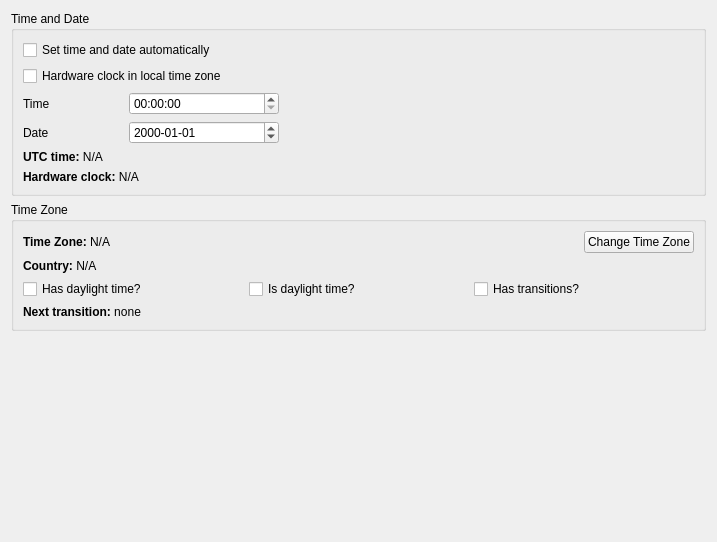
Above: src/manjaro-settings-manager/pages/PageTimeDate.ui from manjaro/manjaro-settings-manager before the change. Below: the same form after it.
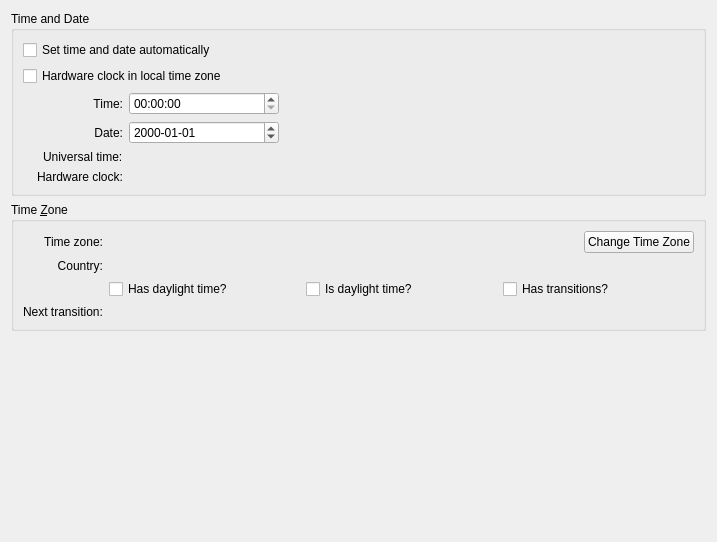
That is the form after the change.

Commit message: Modify Time and Date page form - Tweaked layout a bit - Fix strings - Don't translate some strings

Diff of the .ui file:
```diff
--- a/src/manjaro-settings-manager/pages/PageTimeDate.ui
+++ b/src/manjaro-settings-manager/pages/PageTimeDate.ui
@@ -35,8 +35,11 @@
        </widget>
       </item>
       <item>
-       <layout class="QHBoxLayout" name="timeHorizontalLayout">
-        <item>
+       <layout class="QFormLayout" name="timeDateFormLayout">
+        <property name="labelAlignment">
+         <set>Qt::AlignRight|Qt::AlignTrailing|Qt::AlignVCenter</set>
+        </property>
+        <item row="0" column="0">
          <widget class="QLabel" name="timeLabel">
           <property name="minimumSize">
            <size>
@@ -45,12 +48,21 @@
            </size>
           </property>
           <property name="text">
-           <string>Time</string>
+           <string>Time:</string>
+          </property>
+          <property name="alignment">
+           <set>Qt::AlignRight|Qt::AlignTrailing|Qt::AlignVCenter</set>
           </property>
          </widget>
         </item>
-        <item>
+        <item row="0" column="1">
          <widget class="QTimeEdit" name="timeEdit">
+          <property name="sizePolicy">
+           <sizepolicy hsizetype="Maximum" vsizetype="Fixed">
+            <horstretch>0</horstretch>
+            <verstretch>0</verstretch>
+           </sizepolicy>
+          </property>
           <property name="minimumSize">
            <size>
             <width>150</width>
@@ -58,28 +70,11 @@
            </size>
           </property>
           <property name="displayFormat">
-           <string>HH:mm:ss</string>
+           <string notr="true">HH:mm:ss</string>
           </property>
          </widget>
         </item>
-        <item>
-         <spacer name="timeHorizontalSpacer">
-          <property name="orientation">
-           <enum>Qt::Horizontal</enum>
-          </property>
-          <property name="sizeHint" stdset="0">
-           <size>
-            <width>40</width>
-            <height>20</height>
-           </size>
-          </property>
-         </spacer>
-        </item>
-       </layout>
-      </item>
-      <item>
-       <layout class="QHBoxLayout" name="dateHorizontalLayout">
-        <item>
+        <item row="1" column="0">
          <widget class="QLabel" name="dateLabel">
           <property name="minimumSize">
            <size>
@@ -88,12 +83,21 @@
            </size>
           </property>
           <property name="text">
-           <string>Date</string>
+           <string>Date:</string>
+          </property>
+          <property name="alignment">
+           <set>Qt::AlignRight|Qt::AlignTrailing|Qt::AlignVCenter</set>
           </property>
          </widget>
         </item>
-        <item>
+        <item row="1" column="1">
          <widget class="QDateEdit" name="dateEdit">
+          <property name="sizePolicy">
+           <sizepolicy hsizetype="Maximum" vsizetype="Fixed">
+            <horstretch>0</horstretch>
+            <verstretch>0</verstretch>
+           </sizepolicy>
+          </property>
           <property name="minimumSize">
            <size>
             <width>150</width>
@@ -101,38 +105,39 @@
            </size>
           </property>
           <property name="displayFormat">
-           <string>yyyy-MM-dd</string>
+           <string notr="true">yyyy-MM-dd</string>
           </property>
          </widget>
         </item>
-        <item>
-         <spacer name="dateHorizontalSpacer">
-          <property name="orientation">
-           <enum>Qt::Horizontal</enum>
+        <item row="3" column="0">
+         <widget class="QLabel" name="rtcLabel">
+          <property name="text">
+           <string>Hardware clock:</string>
           </property>
-          <property name="sizeHint" stdset="0">
-           <size>
-            <width>40</width>
-            <height>20</height>
-           </size>
+         </widget>
+        </item>
+        <item row="2" column="0">
+         <widget class="QLabel" name="utcLabel">
+          <property name="text">
+           <string>Universal time:</string>
           </property>
-         </spacer>
+         </widget>
         </item>
-       </layout>
-      </item>
-      <item>
+        <item row="2" column="1">
        <widget class="QLabel" name="utcTimeLabel">
         <property name="text">
-         <string notr="true">&lt;html&gt;&lt;head/&gt;&lt;body&gt;&lt;p&gt;&lt;span style=&quot; font-weight:600;&quot;&gt;UTC time:&lt;/span&gt; N/A&lt;/p&gt;&lt;/body&gt;&lt;/html&gt;</string>
+           <string notr="true"/>
         </property>
        </widget>
       </item>
-      <item>
+        <item row="3" column="1">
        <widget class="QLabel" name="rtcTimeLabel">
         <property name="text">
-         <string notr="true">&lt;html&gt;&lt;head/&gt;&lt;body&gt;&lt;p&gt;&lt;span style=&quot; font-weight:600;&quot;&gt;Hardware clock:&lt;/span&gt; N/A&lt;/p&gt;&lt;/body&gt;&lt;/html&gt;</string>
-        </property>
-       </widget>
+           <string notr="true"/>
+          </property>
+         </widget>
+        </item>
+       </layout>
       </item>
      </layout>
     </widget>
@@ -140,15 +145,36 @@
    <item>
     <widget class="QGroupBox" name="timeZoneGroupBox">
      <property name="title">
-      <string>Time Zone</string>
+      <string>Time &amp;Zone</string>
      </property>
      <layout class="QVBoxLayout" name="verticalLayout_3">
       <item>
-       <layout class="QHBoxLayout" name="timeZoneHorizontalLayout">
-        <item>
+       <layout class="QFormLayout" name="timeZoneFormLayout">
+        <property name="fieldGrowthPolicy">
+         <enum>QFormLayout::AllNonFixedFieldsGrow</enum>
+        </property>
+        <property name="rowWrapPolicy">
+         <enum>QFormLayout::DontWrapRows</enum>
+        </property>
+        <property name="labelAlignment">
+         <set>Qt::AlignRight|Qt::AlignTrailing|Qt::AlignVCenter</set>
+        </property>
+        <item row="0" column="0">
          <widget class="QLabel" name="timeZoneLabel">
           <property name="text">
-           <string notr="true">&lt;html&gt;&lt;head/&gt;&lt;body&gt;&lt;p&gt;&lt;span style=&quot; font-weight:600;&quot;&gt;Time Zone: &lt;/span&gt;N/A&lt;/p&gt;&lt;/body&gt;&lt;/html&gt;</string>
+           <string>Time zone:</string>
+          </property>
+          <property name="alignment">
+           <set>Qt::AlignRight|Qt::AlignTrailing|Qt::AlignVCenter</set>
+          </property>
+         </widget>
+        </item>
+        <item row="0" column="1">
+         <layout class="QHBoxLayout" name="timeZoneHorizontalLayout">
+          <item>
+           <widget class="QLabel" name="timeZoneLabel_2">
+            <property name="text">
+             <string/>
           </property>
          </widget>
         </item>
@@ -174,14 +200,24 @@
         </item>
        </layout>
       </item>
-      <item>
+        <item row="1" column="0">
        <widget class="QLabel" name="countryLabel">
         <property name="text">
-         <string notr="true">&lt;html&gt;&lt;head/&gt;&lt;body&gt;&lt;p&gt;&lt;span style=&quot; font-weight:600;&quot;&gt;Country:&lt;/span&gt; N/A&lt;/p&gt;&lt;/body&gt;&lt;/html&gt;</string>
-        </property>
-       </widget>
-      </item>
-      <item>
+           <string>Country:</string>
+          </property>
+          <property name="alignment">
+           <set>Qt::AlignRight|Qt::AlignTrailing|Qt::AlignVCenter</set>
+          </property>
+         </widget>
+        </item>
+        <item row="1" column="1">
+         <widget class="QLabel" name="countryLabel_2">
+          <property name="text">
+           <string notr="true"/>
+          </property>
+         </widget>
+        </item>
+        <item row="2" column="1">
        <layout class="QHBoxLayout" name="timeZoneInfoHorizontalLayout">
         <item>
          <widget class="QCheckBox" name="hasDaylightTimeCheckBox">
@@ -206,12 +242,21 @@
         </item>
        </layout>
       </item>
-      <item>
+        <item row="3" column="0">
        <widget class="QLabel" name="nextTransitionLabel">
         <property name="text">
-         <string>&lt;html&gt;&lt;head/&gt;&lt;body&gt;&lt;p&gt;&lt;span style=&quot; font-weight:600;&quot;&gt;Next transition: &lt;/span&gt;none&lt;/p&gt;&lt;/body&gt;&lt;/html&gt;</string>
-        </property>
-       </widget>
+           <string>Next transition:</string>
+          </property>
+         </widget>
+        </item>
+        <item row="3" column="1">
+         <widget class="QLabel" name="nextTransitionTimeLabel">
+          <property name="text">
+           <string notr="true"/>
+          </property>
+         </widget>
+        </item>
+       </layout>
       </item>
      </layout>
     </widget>
```
Lines whose indentation alone changed are shown as unchanged. The commit also changes 1 other file.
